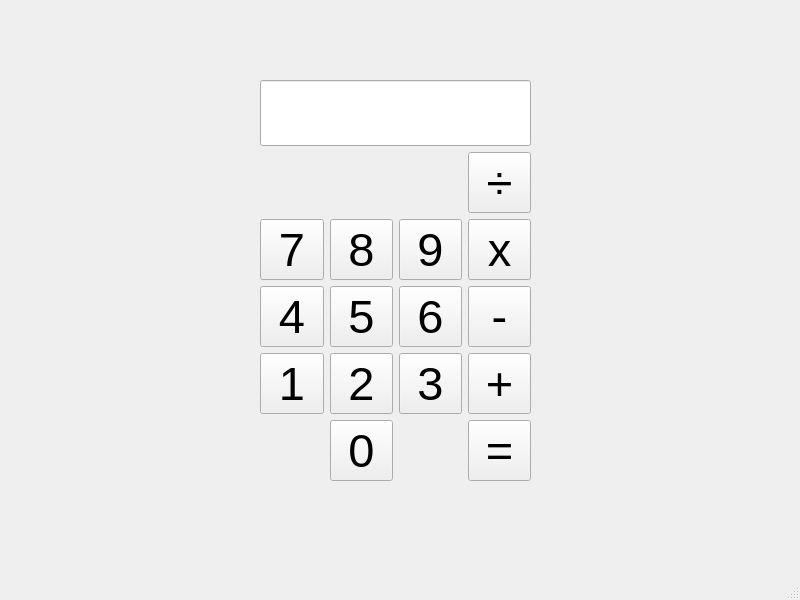
Before: the Qt Designer form calculatormainwindow.ui in FabiBaby/CalculatorApp, drawn with Qt 5.
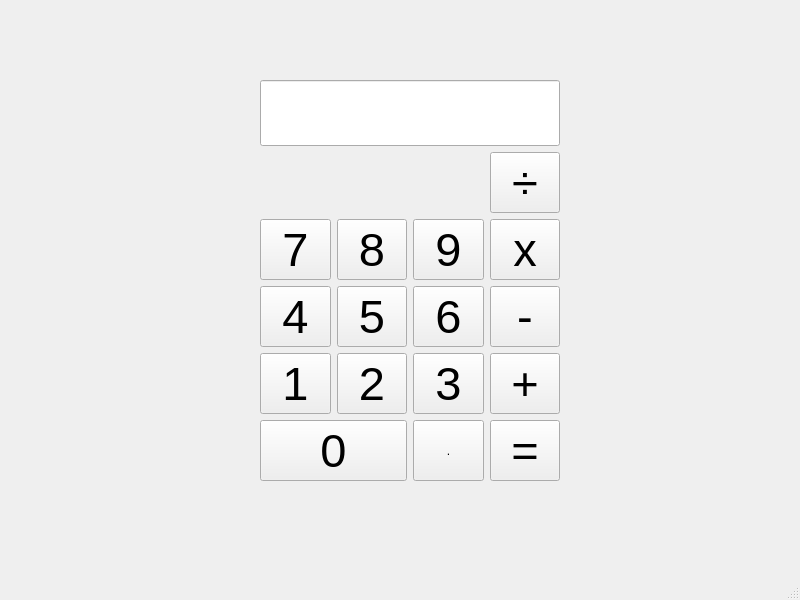
After: the same form once the commit is applied.

Commit message: Add decimal button

Patch:
```diff
--- a/calculatormainwindow.ui
+++ b/calculatormainwindow.ui
@@ -19,7 +19,7 @@
      <rect>
       <x>260</x>
       <y>80</y>
-      <width>271</width>
+      <width>300</width>
       <height>401</height>
      </rect>
     </property>
@@ -234,7 +234,7 @@
        </property>
       </widget>
      </item>
-     <item row="6" column="1">
+     <item row="6" column="0" colspan="2">
       <widget class="QPushButton" name="pushButton_0">
        <property name="font">
         <font>
@@ -252,6 +252,19 @@
        </property>
       </widget>
      </item>
+     <item row="6" column="2">
+      <widget class="QPushButton" name="decimalButton">
+       <property name="sizePolicy">
+        <sizepolicy hsizetype="Minimum" vsizetype="Minimum">
+         <horstretch>0</horstretch>
+         <verstretch>0</verstretch>
+        </sizepolicy>
+       </property>
+       <property name="text">
+        <string>.</string>
+       </property>
+      </widget>
+     </item>
     </layout>
    </widget>
   </widget>
```
Left out of the diff: 2 changed lines with no effect on the pictures. The commit also changes 1 other file.
